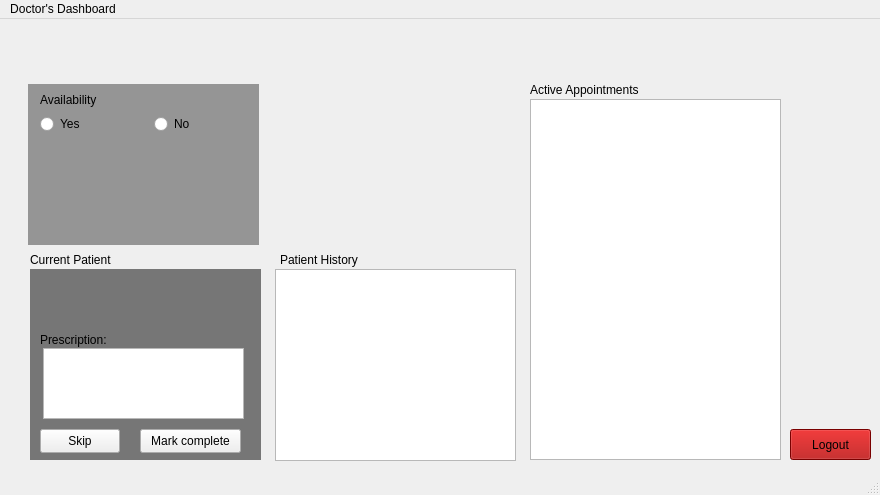
This is dashboard_doctor.ui in pratham-0204/VedSync as Qt 5 draws it before an edit. The edited form follows.
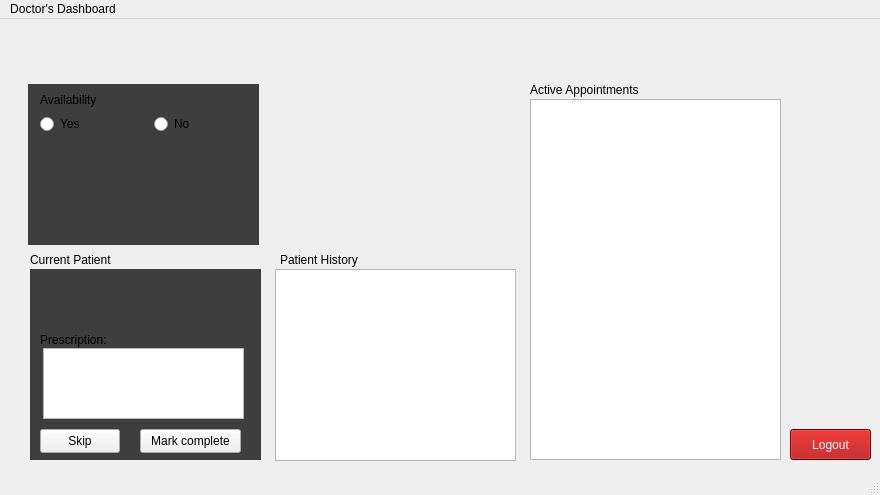
This is the edited form.

Diff of the .ui file:
```diff
--- a/dashboard_doctor.ui
+++ b/dashboard_doctor.ui
@@ -47,7 +47,8 @@
      </rect>
     </property>
     <property name="styleSheet">
-     <string notr="true">background-color: rgb(170, 0, 0);</string>
+     <string notr="true">background-color: rgb(170, 0, 0);
+color: rgb(255, 255, 255);</string>
     </property>
     <property name="text">
      <string>Logout</string>
@@ -104,7 +105,8 @@
      </rect>
     </property>
     <property name="styleSheet">
-     <string notr="true">background-color: rgb(118, 118, 118);</string>
+     <string notr="true">background-color: rgb(118, 118, 118);
+background-color: rgb(62, 62, 62);</string>
     </property>
     <property name="text">
      <string/>
@@ -186,7 +188,7 @@
     </property>
     <property name="styleSheet">
      <string notr="true">background-color: rgb(79, 79, 79);
-background-color: rgb(149, 149, 149);</string>
+background-color: rgb(62, 62, 62);</string>
     </property>
     <property name="text">
      <string/>
```
